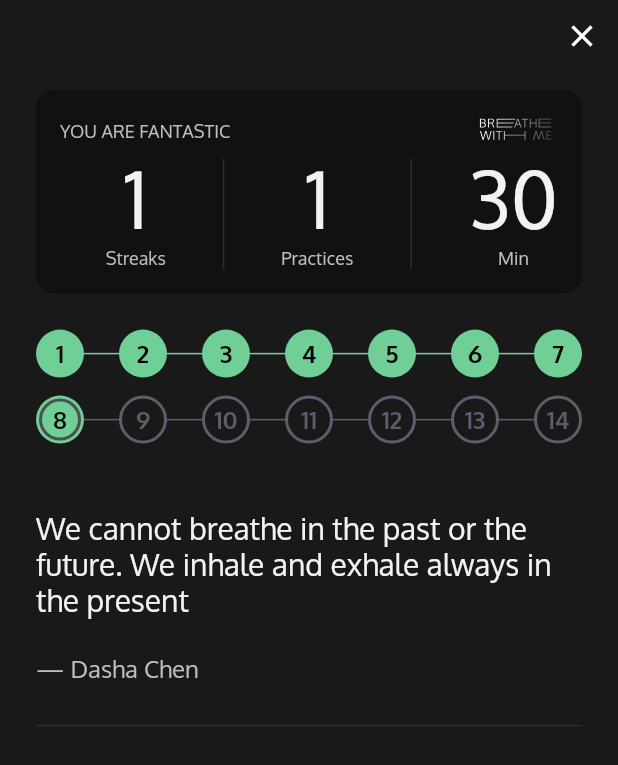
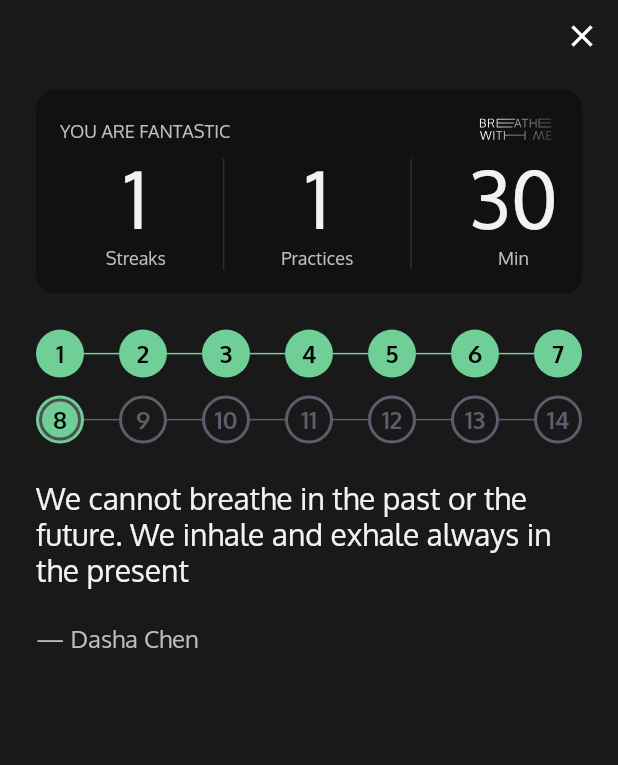
Before and after one commit to Tech-Birds-Company/breath_with_me, a Flutter app: the StreakPage screen opened directly, on a phone screen of 412 x 824 dp. Shown: the top 765 px of the screen. Run offline on Flutter 3.47's test engine with Material 3 defaults, Android fonts, the phone set to English and light mode, and no system bars; our stand-ins replace audio_service, cached_network_image, cloud_firestore, dio, easy_localization, firebase_auth and 18 more; missing offline and left inert: app_settings, app_tracking_transparency, audio_session, flutter_shaders, qonversion_flutter; accounts and stored records are empty; generated files the repository leaves out were written again; project files that could hold a hidden picture were left out.

Commit message:
Move to List.separated

```diff
--- a/lib/features/streak/widgets/streak_list.dart
+++ b/lib/features/streak/widgets/streak_list.dart
@@ -2,7 +2,6 @@ import 'package:breathe_with_me/features/streak/models/streak_state.dart';
 import 'package:breathe_with_me/features/streak/widgets/streak_quote.dart';
 import 'package:breathe_with_me/features/streak/widgets/streak_statistics_card.dart';
 import 'package:breathe_with_me/features/streak/widgets/streak_weeks.dart';
-import 'package:breathe_with_me/theme/bwm_theme.dart';
 import 'package:flutter/material.dart';
 
 class StreakList extends StatelessWidget {
@@ -15,46 +14,36 @@ class StreakList extends StatelessWidget {
 
   @override
   Widget build(BuildContext context) {
-    final theme = Theme.of(context).extension<BWMTheme>()!;
-
     final widgets = <Widget>[];
 
     if (state.statistics != null) {
       widgets.addAll([
+        const SizedBox(height: 36),
         StreakStatisticsCard(
           statisticsData: state.statistics!,
         ),
-        const SizedBox(height: 24),
       ]);
     }
 
     if (state.selectedDay != null) {
-      widgets.addAll([
+      widgets.add(
         StreakWeeks(selectedDay: state.selectedDay!),
-        const SizedBox(height: 44),
-      ]);
+      );
     }
 
     if (state.quote != null) {
-      widgets.addAll([
+      widgets.add(
         StreakQuote(data: state.quote!),
-        const SizedBox(height: 20),
-        Divider(color: theme.secondaryBackground),
-      ]);
+      );
     }
 
-    return ListView(
-      children: [
-        Padding(
-          padding: const EdgeInsets.symmetric(
-            horizontal: 24,
-            vertical: 60,
-          ),
-          child: Column(
-            children: widgets,
-          ),
-        ),
-      ],
+    return Padding(
+      padding: const EdgeInsets.symmetric(horizontal: 24),
+      child: ListView.separated(
+        itemCount: widgets.length,
+        itemBuilder: (context, index) => widgets[index],
+        separatorBuilder: (context, index) => const SizedBox(height: 24),
+      ),
     );
   }
 }
```
